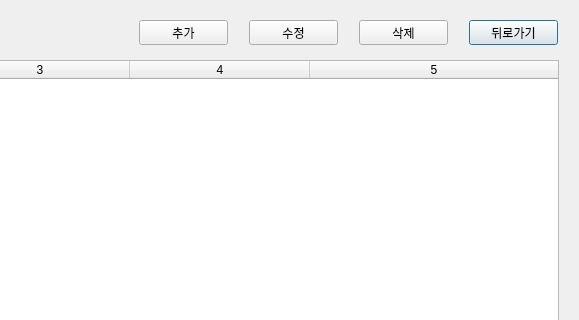
This is Yanolja_serv/reservation.ui in mssung34/Yanolja as Qt 5 draws it before an edit; both pictures show x 421 to 1000 and y 0 to 320 of the 1000 by 550 pixel window. The edited form follows.
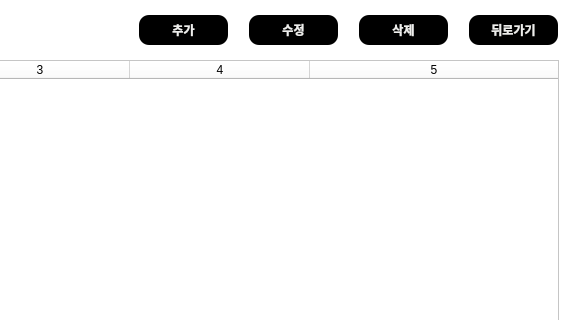
This is the edited form.

```diff
--- a/Yanolja_serv/reservation.ui
+++ b/Yanolja_serv/reservation.ui
@@ -13,6 +13,9 @@
   <property name="windowTitle">
    <string>Dialog</string>
   </property>
+  <property name="styleSheet">
+   <string notr="true">background-color: rgb(255, 255, 255);</string>
+  </property>
   <widget class="QTableWidget" name="list">
    <property name="geometry">
     <rect>
@@ -41,11 +44,30 @@
    <property name="geometry">
     <rect>
      <x>890</x>
-     <y>20</y>
+     <y>15</y>
      <width>89</width>
-     <height>25</height>
+     <height>30</height>
     </rect>
    </property>
+   <property name="font">
+    <font>
+     <family>Sans</family>
+     <weight>75</weight>
+     <bold>true</bold>
+    </font>
+   </property>
+   <property name="styleSheet">
+    <string notr="true">QPushButton{
+	background-color: rgb(0, 0, 0);
+	color: rgb(238, 238, 236);
+    border-radius: 10px;
+}
+QPushButton:hover{
+	background-color: rgb(255, 255, 255);
+	color: rgb(0, 0, 0);
+    border-radius: 10px;
+}</string>
+   </property>
    <property name="text">
     <string>뒤로가기</string>
    </property>
@@ -54,11 +76,30 @@
    <property name="geometry">
     <rect>
      <x>780</x>
-     <y>20</y>
+     <y>15</y>
      <width>89</width>
-     <height>25</height>
+     <height>30</height>
     </rect>
    </property>
+   <property name="font">
+    <font>
+     <family>Sans</family>
+     <weight>75</weight>
+     <bold>true</bold>
+    </font>
+   </property>
+   <property name="styleSheet">
+    <string notr="true">QPushButton{
+	background-color: rgb(0, 0, 0);
+	color: rgb(238, 238, 236);
+    border-radius: 10px;
+}
+QPushButton:hover{
+	background-color: rgb(255, 255, 255);
+	color: rgb(0, 0, 0);
+    border-radius: 10px;
+}</string>
+   </property>
    <property name="text">
     <string>삭제</string>
    </property>
@@ -67,11 +108,30 @@
    <property name="geometry">
     <rect>
      <x>670</x>
-     <y>20</y>
+     <y>15</y>
      <width>89</width>
-     <height>25</height>
+     <height>30</height>
     </rect>
    </property>
+   <property name="font">
+    <font>
+     <family>Sans</family>
+     <weight>75</weight>
+     <bold>true</bold>
+    </font>
+   </property>
+   <property name="styleSheet">
+    <string notr="true">QPushButton{
+	background-color: rgb(0, 0, 0);
+	color: rgb(238, 238, 236);
+    border-radius: 10px;
+}
+QPushButton:hover{
+	background-color: rgb(255, 255, 255);
+	color: rgb(0, 0, 0);
+    border-radius: 10px;
+}</string>
+   </property>
    <property name="text">
     <string>수정</string>
    </property>
@@ -80,11 +140,30 @@
    <property name="geometry">
     <rect>
      <x>560</x>
-     <y>20</y>
+     <y>15</y>
      <width>89</width>
-     <height>25</height>
+     <height>30</height>
     </rect>
    </property>
+   <property name="font">
+    <font>
+     <family>Sans</family>
+     <weight>75</weight>
+     <bold>true</bold>
+    </font>
+   </property>
+   <property name="styleSheet">
+    <string notr="true">QPushButton{
+	background-color: rgb(0, 0, 0);
+	color: rgb(238, 238, 236);
+    border-radius: 10px;
+}
+QPushButton:hover{
+	background-color: rgb(255, 255, 255);
+	color: rgb(0, 0, 0);
+    border-radius: 10px;
+}</string>
+   </property>
    <property name="text">
     <string>추가</string>
    </property>
```
